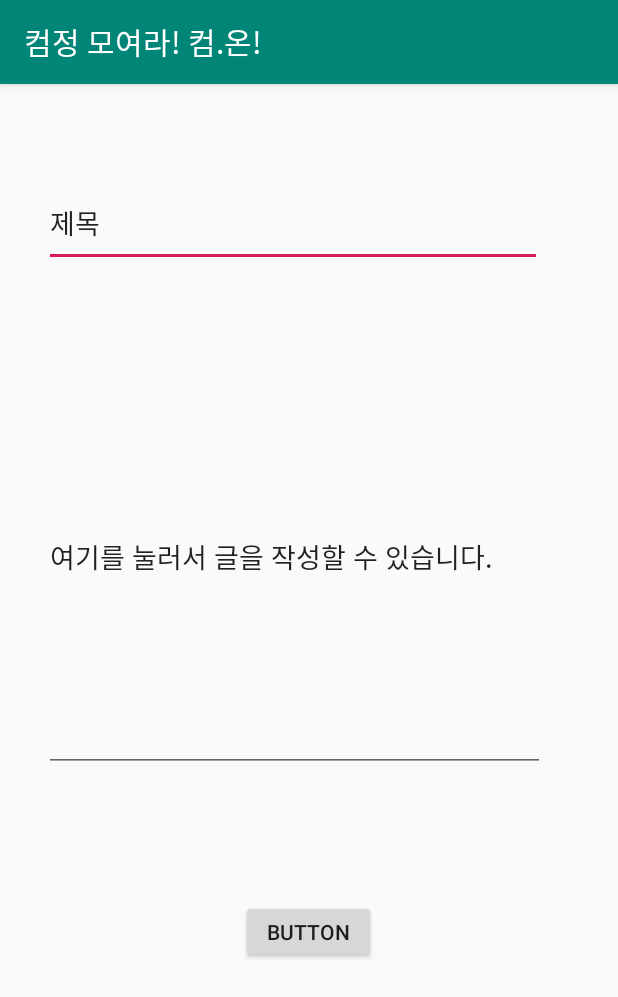
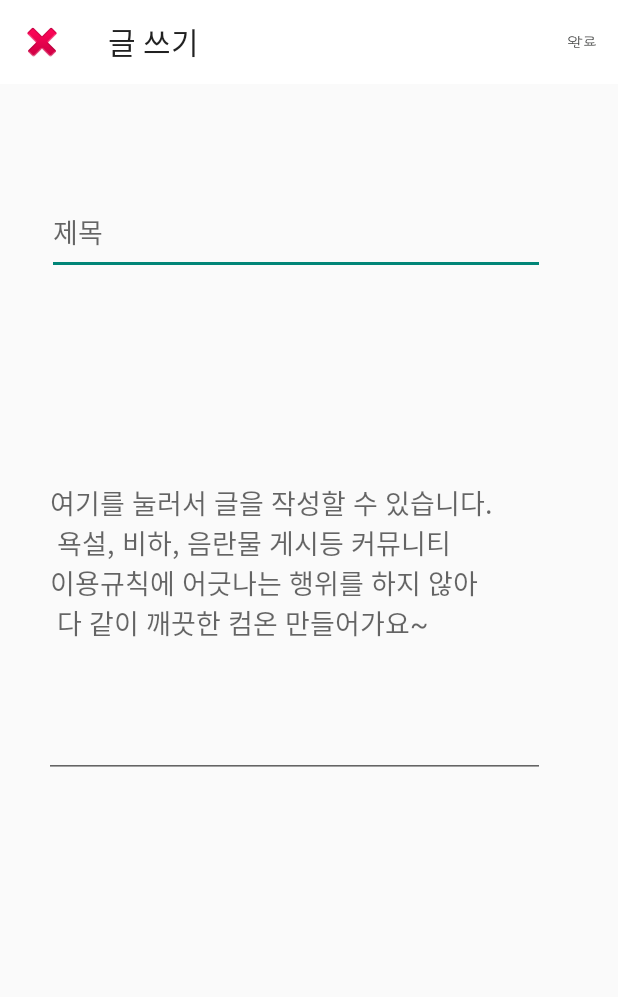
Before and after one commit to Capston-ComeOn/Capston-Android, an Android app: the FreeWriteActivity screen opened directly, with no data from a screen before it, on a phone screen of 412 x 824 dp. Shown: the top 997 px of the screen. Run offline under Robolectric (Android 15) with nearby library versions, the light colour scheme and no system bars.

Commit message:
글삭제delete 기능동작, 디자인수정

```diff
--- a/app/src/main/AndroidManifest.xml
+++ b/app/src/main/AndroidManifest.xml
@@ -13,7 +13,8 @@
         android:supportsRtl="true"
         android:theme="@style/AppTheme"
         android:usesCleartextTraffic="true">
-        <activity android:name=".board.free_board.FreeWriteActivity"></activity>
+        <activity android:name=".board.free_board.FreeWriteActivity"
+            android:theme="@style/AppTheme.NoActionBar" ></activity>
         <activity
             android:name=".board.free_board.FreeListDetail"
             android:label="@string/title_activity_free_list_detail"
--- a/app/src/main/java/com/example/capstonmaster/board/free_board/FreeWriteActivity.java
+++ b/app/src/main/java/com/example/capstonmaster/board/free_board/FreeWriteActivity.java
@@ -1,10 +1,15 @@
 package com.example.capstonmaster.board.free_board;
 
+import androidx.annotation.NonNull;
 import androidx.appcompat.app.AppCompatActivity;
+import androidx.appcompat.widget.Toolbar;
 
 import android.content.Context;
 import android.content.SharedPreferences;
+import android.graphics.Color;
 import android.os.Bundle;
+import android.view.Menu;
+import android.view.MenuItem;
 import android.view.View;
 import android.widget.Button;
 import android.widget.EditText;
@@ -31,7 +36,6 @@ import okhttp3.Response;
 public class FreeWriteActivity extends AppCompatActivity {
     EditText title;
     EditText contents;
-    Button submit;
     SharedPreferences sf;
     String userToken;
 
@@ -39,27 +43,39 @@ public class FreeWriteActivity extends AppCompatActivity {
     protected void onCreate(Bundle savedInstanceState) {
         super.onCreate(savedInstanceState);
         setContentView(R.layout.activity_free_write);
+        Toolbar toolbar = findViewById(R.id.w_toolbar);
+        toolbar.setTitle("글 쓰기");
+        toolbar.setBackgroundColor(Color.parseColor("#ffffff"));
+        setSupportActionBar(toolbar);
+        toolbar.setNavigationIcon(android.R.drawable.ic_delete);
+        toolbar.setNavigationOnClickListener(new View.OnClickListener() {
+            @Override
+            public void onClick(View view) {
+                finish();
+            }
+        });
 
         title = findViewById(R.id.free_title);
         contents = findViewById(R.id.free_contents);
-        submit = findViewById(R.id.free_submit);
         sf = getApplicationContext().getSharedPreferences("pref", Context.MODE_PRIVATE);
         userToken = sf.getString("userToken", "");
 
-//        JSONObject jsonInput = new JSONObject();
 
-//        try {
-//            jsonInput.put("id", id);
-//        } catch (JSONException e) {
-//            e.printStackTrace();
-//            return;
-//        }
-        submit.setOnClickListener(new View.OnClickListener() {
-            @Override
-            public void onClick(View v) {
+    }
+
+    @Override
+    public boolean onCreateOptionsMenu(Menu menu) {
+        getMenuInflater().inflate(R.menu.appbar_write, menu);
+        return true;
+    }
+
+    @Override
+    public boolean onOptionsItemSelected(@NonNull MenuItem item) {
+        switch (item.getItemId()) {
+            case R.id.action_write:
                 OkHttpClient client = new OkHttpClient();
                 Gson gson = new Gson();
-                String json = gson.toJson(new ArticleVO(title.getText().toString(),contents.getText().toString(),2));
+                String json = gson.toJson(new ArticleVO(title.getText().toString(), contents.getText().toString(), 2));
 //                RequestBody requestBody = new FormBody.Builder()
 ////                        .add("grant_type", "")
 //                        .add("categoryId", Freefragment.id)
@@ -84,12 +100,13 @@ public class FreeWriteActivity extends AppCompatActivity {
 
                     @Override
                     public void onResponse(Call call, Response response) throws IOException {
-                        System.out.println("글등록성공?"+response.body().toString());
+                        System.out.println("글등록성공?" + response.body().toString());
                         finish();
                     }
                 });
-
-            }
-        });
+                return true;
+            default:
+                return super.onOptionsItemSelected(item);
+        }
     }
 }
--- a/app/src/main/res/layout/activity_free_write.xml
+++ b/app/src/main/res/layout/activity_free_write.xml
@@ -6,28 +6,42 @@
     android:layout_height="match_parent"
     tools:context=".board.free_board.FreeWriteActivity">
 
+    <androidx.appcompat.widget.Toolbar
+        android:id="@+id/w_toolbar"
+        android:layout_width="match_parent"
+        android:layout_height="wrap_content"
+        android:background="#14A085"
+        app:layout_constraintEnd_toEndOf="parent"
+        app:layout_constraintStart_toStartOf="parent"
+        app:layout_constraintTop_toTopOf="parent"
+        app:popupTheme="@style/AppTheme.NoActionBar" />
+
     <EditText
         android:id="@+id/free_title"
         android:layout_width="332dp"
         android:layout_height="57dp"
         android:ems="10"
+        android:hint="제목"
         android:inputType="textPersonName"
-        android:text="제목"
         app:layout_constraintBottom_toBottomOf="parent"
         app:layout_constraintEnd_toEndOf="parent"
-        app:layout_constraintHorizontal_bias="0.367"
+        app:layout_constraintHorizontal_bias="0.392"
         app:layout_constraintStart_toStartOf="parent"
         app:layout_constraintTop_toTopOf="parent"
-        app:layout_constraintVertical_bias="0.091" />
+        app:layout_constraintVertical_bias="0.164" />
 
     <EditText
         android:id="@+id/free_contents"
         android:layout_width="334dp"
         android:layout_height="286dp"
         android:layout_marginBottom="140dp"
-        android:ems="10"
+        android:ems="3"
         android:inputType="textPersonName"
-        android:text="여기를 눌러서 글을 작성할 수 있습니다."
+        android:layout_centerHorizontal="true"
+        android:layout_centerVertical="true"
+        android:hint="여기를 눌러서 글을 작성할 수 있습니다.\n
+욕설, 비하, 음란물 게시등 커뮤니티 \n이용규칙에
+어긋나는 행위를 하지 않아 \n 다 같이 깨끗한 컴온 만들어가요~"
         app:layout_constraintBottom_toBottomOf="parent"
         app:layout_constraintEnd_toEndOf="parent"
         app:layout_constraintHorizontal_bias="0.376"
@@ -35,15 +49,15 @@
         app:layout_constraintTop_toBottomOf="@+id/free_title"
         app:layout_constraintVertical_bias="0.229" />
 
-    <Button
-        android:id="@+id/free_submit"
-        android:layout_width="90dp"
-        android:layout_height="42dp"
-        android:text="Button"
-        app:layout_constraintBottom_toBottomOf="parent"
-        app:layout_constraintEnd_toEndOf="parent"
-        app:layout_constraintHorizontal_bias="0.498"
-        app:layout_constraintStart_toStartOf="parent"
-        app:layout_constraintTop_toBottomOf="@+id/free_contents"
-        app:layout_constraintVertical_bias="0.318" />
+<!--    <Button-->
+<!--        android:id="@+id/free_submit"-->
+<!--        android:layout_width="90dp"-->
+<!--        android:layout_height="42dp"-->
+<!--        android:text="Button"-->
+<!--        app:layout_constraintBottom_toBottomOf="parent"-->
+<!--        app:layout_constraintEnd_toEndOf="parent"-->
+<!--        app:layout_constraintHorizontal_bias="0.498"-->
+<!--        app:layout_constraintStart_toStartOf="parent"-->
+<!--        app:layout_constraintTop_toBottomOf="@+id/free_contents"-->
+<!--        app:layout_constraintVertical_bias="0.318" />-->
 </androidx.constraintlayout.widget.ConstraintLayout>
--- /dev/null
+++ b/app/src/main/res/menu/appbar_write.xml
@@ -0,0 +1,10 @@
+<?xml version="1.0" encoding="utf-8"?>
+<menu xmlns:android="http://schemas.android.com/apk/res/android"
+    xmlns:app="http://schemas.android.com/apk/res-auto">
+
+    <item
+        android:id="@+id/action_write"
+        android:icon="@drawable/ic_action_write"
+        android:title="완료"
+        app:showAsAction="always" />
+</menu>
--- a/app/src/main/res/values/strings.xml
+++ b/app/src/main/res/values/strings.xml
@@ -2,7 +2,7 @@
     <string name="app_name">컴정 모여라! 컴.온!</string>
 
     <string name="Authorization">Authorization</string>
-    <string name="ip">http://192.168.0.37:8090</string>
+    <string name="ip">http://192.168.0.12:8090</string>
     <string name="title_activity_free_list_detail">FreeListDetail</string>
 
 </resources>
```
Also changed, not shown: app/src/main/java/com/example/capstonmaster/board/free_board/FreeListDetail.java (+90 -12 lines), app/src/main/java/com/example/capstonmaster/board/free_board/Freefragment.java (+12 -1 lines), app/src/main/res/layout/activity_free_list_detail.xml (+9 -9 lines), app/src/main/res/menu/appbar_freedetail.xml (added, +14 -0 lines), app/src/main/res/drawable-hdpi/ic_action_write.png, app/src/main/res/drawable-mdpi/ic_action_write.png, app/src/main/res/drawable-xhdpi/ic_action_write.png, app/src/main/res/drawable-xxhdpi/ic_action_write.png, app/src/main/res/drawable-xxxhdpi/ic_action_write.png.
